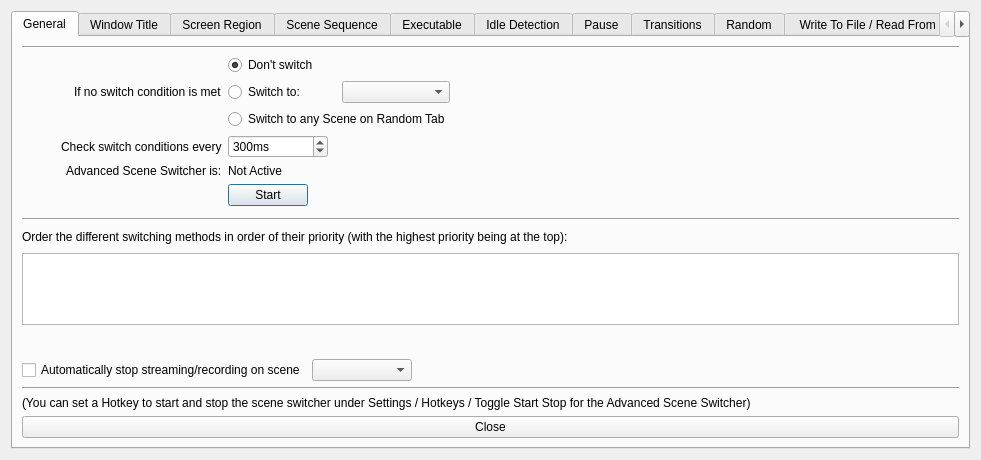
Old version of the form forms/advanced-scene-switcher.ui in the repository WarmUpTill/SceneSwitcher.
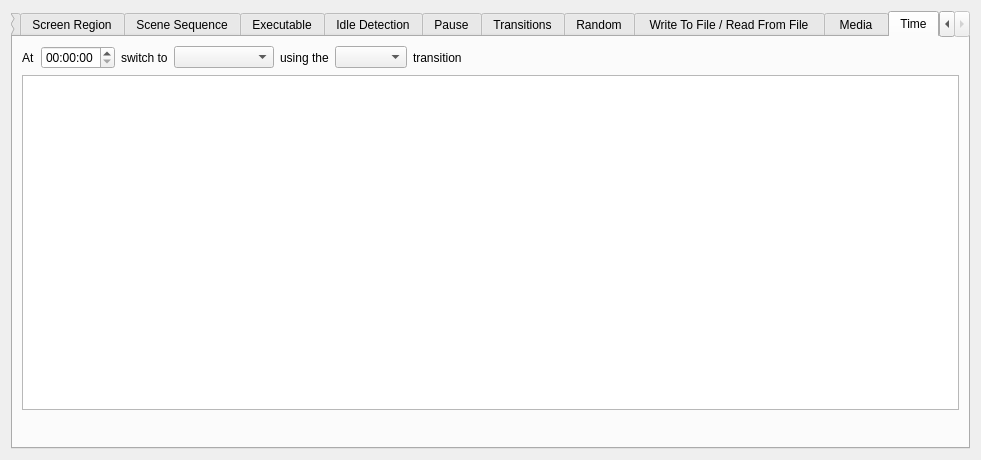
New version of the form. The open tabs and pages were chosen to show the change. Icons and pictures are not drawn.

Commit message: add Time scene switching

The edit to the form file:
```diff
--- a/forms/advanced-scene-switcher.ui
+++ b/forms/advanced-scene-switcher.ui
@@ -2543,6 +2543,140 @@
        </item>
       </layout>
      </widget>
+     <widget class="QWidget" name="timeTab">
+      <attribute name="title">
+       <string>Time</string>
+      </attribute>
+      <layout class="QVBoxLayout" name="verticalLayout_10">
+       <item>
+        <layout class="QHBoxLayout" name="horizontalLayout_42">
+         <item>
+          <widget class="QLabel" name="label_55">
+           <property name="text">
+            <string>At</string>
+           </property>
+          </widget>
+         </item>
+         <item>
+          <widget class="QTimeEdit" name="timeEdit">
+           <property name="displayFormat">
+            <string>HH:mm:ss</string>
+           </property>
+          </widget>
+         </item>
+         <item>
+          <widget class="QLabel" name="label_59">
+           <property name="text">
+            <string>switch to</string>
+           </property>
+          </widget>
+         </item>
+         <item>
+          <widget class="QComboBox" name="timeScenes">
+           <property name="minimumSize">
+            <size>
+             <width>100</width>
+             <height>0</height>
+            </size>
+           </property>
+          </widget>
+         </item>
+         <item>
+          <widget class="QLabel" name="label_60">
+           <property name="text">
+            <string>using the</string>
+           </property>
+          </widget>
+         </item>
+         <item>
+          <widget class="QComboBox" name="timeTransitions"/>
+         </item>
+         <item>
+          <widget class="QLabel" name="label_61">
+           <property name="text">
+            <string>transition</string>
+           </property>
+          </widget>
+         </item>
+         <item>
+          <spacer name="horizontalSpacer_40">
+           <property name="orientation">
+            <enum>Qt::Horizontal</enum>
+           </property>
+           <property name="sizeHint" stdset="0">
+            <size>
+             <width>40</width>
+             <height>20</height>
+            </size>
+           </property>
+          </spacer>
+         </item>
+        </layout>
+       </item>
+       <item>
+        <widget class="QListWidget" name="timeSwitches">
+         <property name="enabled">
+          <bool>true</bool>
+         </property>
+         <property name="sortingEnabled">
+          <bool>true</bool>
+         </property>
+        </widget>
+       </item>
+       <item>
+        <layout class="QHBoxLayout" name="horizontalLayout_41">
+         <property name="spacing">
+          <number>4</number>
+         </property>
+         <item>
+          <widget class="QPushButton" name="timeAdd">
+           <property name="maximumSize">
+            <size>
+             <width>22</width>
+             <height>22</height>
+            </size>
+           </property>
+           <property name="flat">
+            <bool>true</bool>
+           </property>
+           <property name="themeID" stdset="0">
+            <string notr="true">addIconSmall</string>
+           </property>
+          </widget>
+         </item>
+         <item>
+          <widget class="QPushButton" name="timeRemove">
+           <property name="maximumSize">
+            <size>
+             <width>22</width>
+             <height>22</height>
+            </size>
+           </property>
+           <property name="flat">
+            <bool>true</bool>
+           </property>
+           <property name="themeID" stdset="0">
+            <string notr="true">removeIconSmall</string>
+           </property>
+          </widget>
+         </item>
+         <item>
+          <spacer name="horizontalSpacer_39">
+           <property name="orientation">
+            <enum>Qt::Horizontal</enum>
+           </property>
+           <property name="sizeHint" stdset="0">
+            <size>
+             <width>40</width>
+             <height>20</height>
+            </size>
+           </property>
+          </spacer>
+         </item>
+        </layout>
+       </item>
+      </layout>
+     </widget>
     </widget>
    </item>
   </layout>
```
Left out of the diff: 2 changed lines with no effect on the pictures. The commit also changes 7 other files.
